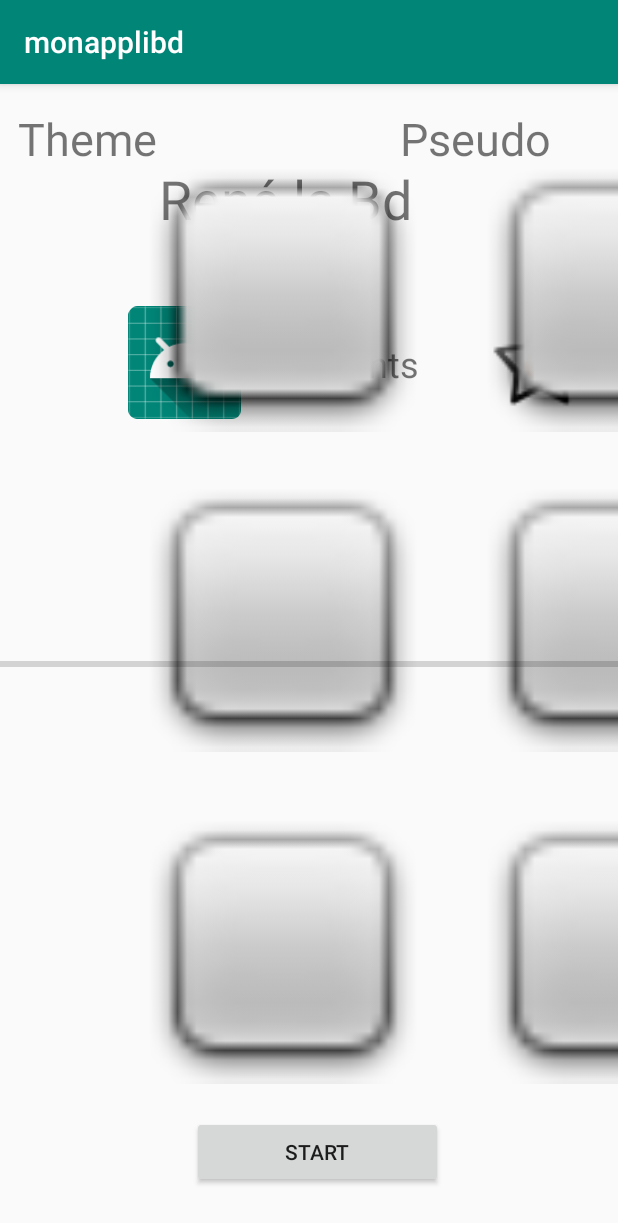
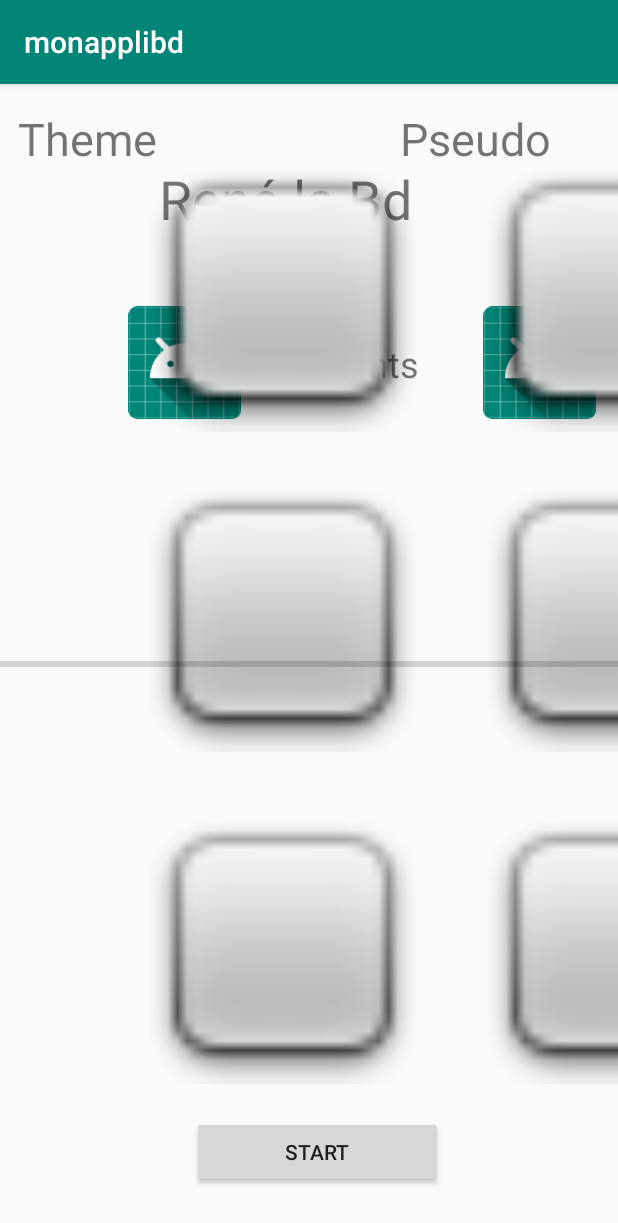
Before and after one commit to pagnoux02/monapplibd, an Android app: the screen it shows after launch (reneActivity), after a tap on an icon or button, on a phone screen of 412 x 824 dp. Shown: the top 1223 px of the screen. Run offline under Robolectric (Android 15) with nearby library versions, the phone set to English and light mode, and no system bars.

Commit message:
jpush a 14h

```diff
--- a/app/src/main/java/com/example/fpagnoux/monapplibd/reneActivity.java
+++ b/app/src/main/java/com/example/fpagnoux/monapplibd/reneActivity.java
@@ -3,21 +3,25 @@ package com.example.fpagnoux.monapplibd;
 import android.os.Bundle;
 import android.support.v7.app.AppCompatActivity;
 import android.view.View;
+import android.widget.Button;
 import android.widget.ImageView;
 import android.widget.TextView;
 
 import java.util.Random;
 
 public class reneActivity  extends AppCompatActivity implements View.OnClickListener{
+    // creation d'un nombre aleatoir
     Random rand = new Random();
-    int n = rand.nextInt(4);
+    int n = rand.nextInt(3);
 
-    private int[] imgdujeu = new int[] {android.R.drawable.star_on,android.R.drawable.star_big_off,android.R.drawable.star_big_on};
+        //liste avec les 3 image
+    private int[] imgdujeu = new int[] {android.R.drawable.sym_def_app_icon,android.R.drawable.star_big_off,android.R.drawable.star_big_on};
 
     private ImageView img1 ,img2 ,img3,img4,img5,img6,img7,img8,img9;
     private TextView text;
     private int score = 0;
-
+    private String theme;
+    private Button start;
 
     @Override
     protected void onCreate(Bundle savedInstanceState) {
@@ -25,6 +29,9 @@ public class reneActivity  extends AppCompatActivity implements View.OnClickList
         setContentView(R.layout.rene_la_bd);
 
         text = (TextView)findViewById(R.id.txtscore);
+        start = (Button) findViewById(R.id.btnstart);
+
+        start.setOnClickListener(this);
 
         // instancie les images
         img1 = (ImageView) findViewById(R.id.imgjeu1);
@@ -36,6 +43,8 @@ public class reneActivity  extends AppCompatActivity implements View.OnClickList
         img7 = (ImageView) findViewById(R.id.imgjeu7);
         img8 = (ImageView) findViewById(R.id.imgjeu8);
         img9 = (ImageView) findViewById(R.id.imgjeu9);
+
+
 
         //ajoute un evenement qui verifie le click sur les img
         img1.setOnClickListener(this);
@@ -55,6 +64,9 @@ public class reneActivity  extends AppCompatActivity implements View.OnClickList
     public void onClick(View v) {
 
         switch (v.getId()) {
+            case R.id.btnstart :
+                jouer(1);
+                break;
             case R.id.imgjeu1 :
                 score++;
                 text.setText(String.valueOf(score));
@@ -93,10 +105,14 @@ public class reneActivity  extends AppCompatActivity implements View.OnClickList
                 text.setText(String.valueOf(score));
                 break;
 
+        }}
+     private void jouer (int theme) {
+
+         img1.setImageResource(imgdujeu[n]);
+     }
 
 
-        }
-    }
+
 
 
 }
--- a/app/src/main/res/layout/rene_la_bd.xml
+++ b/app/src/main/res/layout/rene_la_bd.xml
@@ -175,7 +175,7 @@
         android:layout_marginTop="148dp"
         app:layout_constraintStart_toEndOf="@+id/textView3"
         app:layout_constraintTop_toTopOf="parent"
-        app:srcCompat="@android:drawable/star_on" />
+        app:srcCompat="@mipmap/ic_launcher" />
 
     <ImageView
         android:id="@+id/imgpts3"
@@ -231,7 +231,7 @@
         app:layout_constraintTop_toTopOf="parent" />
 
     <Button
-        android:id="@+id/txtstart"
+        android:id="@+id/btnstart"
         android:layout_width="167dp"
         android:layout_height="wrap_content"
         android:layout_marginStart="8dp"
```
